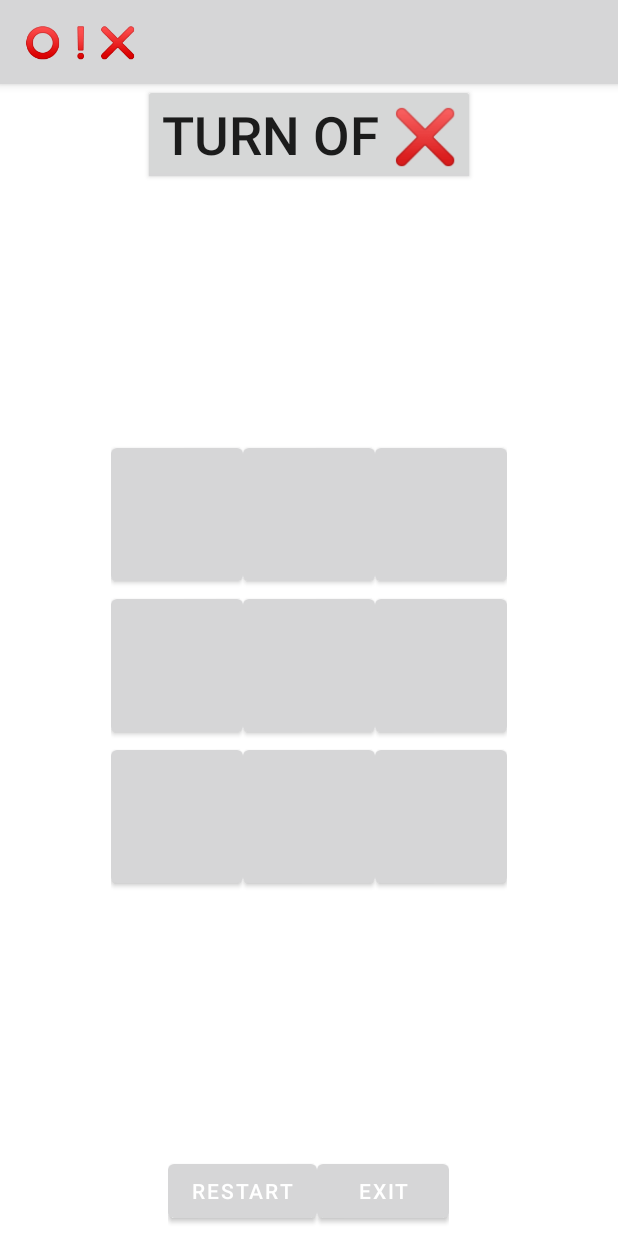
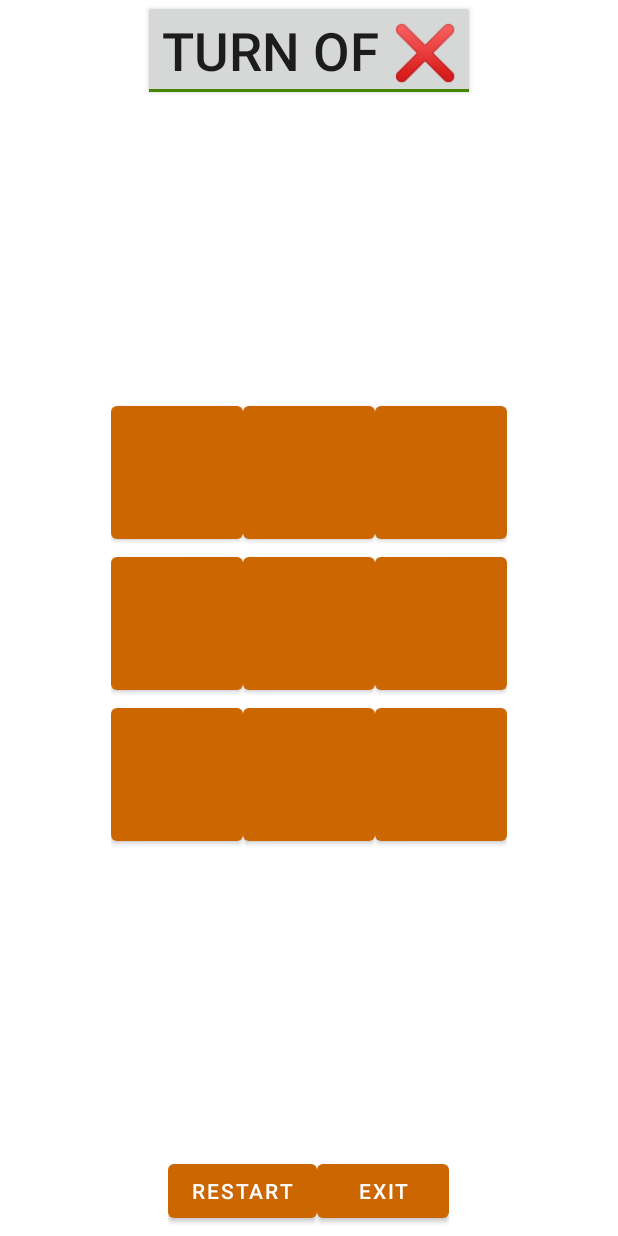
Before and after one commit to ShivaShirsath/TicTacToe-Android, an Android app: the screen it shows after launch (MainActivity), on a phone screen of 412 x 824 dp. Run offline under Robolectric (Android 15) with nearby library versions, the light colour scheme and no system bars.

Commit message:
Update themes.xml

```diff
--- a/app/src/main/res/values/themes.xml
+++ b/app/src/main/res/values/themes.xml
@@ -1,16 +1,28 @@
 <resources xmlns:tools="http://schemas.android.com/tools">
     <!-- Base application theme. -->
-    <style name="Theme.TicTacToeAndroid" parent="Theme.MaterialComponents.DayNight.DarkActionBar">
+    <style name="Theme.TicTacToeAndroid" parent="Theme.MaterialComponents.DayNight.NoActionBar">
         <!-- Primary brand color. -->
-        <item name="colorPrimary">@color/purple_500</item>
-        <item name="colorPrimaryVariant">@color/purple_700</item>
+        <item name="colorPrimary">@color/orange_500</item>
+        <item name="colorPrimaryVariant">@color/orange_700</item>
         <item name="colorOnPrimary">@color/white</item>
         <!-- Secondary brand color. -->
-        <item name="colorSecondary">@color/teal_200</item>
-        <item name="colorSecondaryVariant">@color/teal_700</item>
+        <item name="colorSecondary">@color/green_200</item>
+        <item name="colorSecondaryVariant">@color/green_700</item>
         <item name="colorOnSecondary">@color/black</item>
         <!-- Status bar color. -->
         <item name="android:statusBarColor" tools:targetApi="l">?attr/colorPrimaryVariant</item>
         <!-- Customize your theme here. -->
+
+        <item name="android:forceDarkAllowed">true</item>
+		<item name="android:isLightTheme">true</item>
+
+		<item name="windowActionBar">false</item>
+		<item name="android:windowNoTitle">true</item>
+		<item name="android:windowFullscreen">true</item>
+
+		<!-- to hide white screen in start of window -->
+		<item name="android:windowIsTranslucent">true</item>
+
     </style>
+
 </resources>
```
